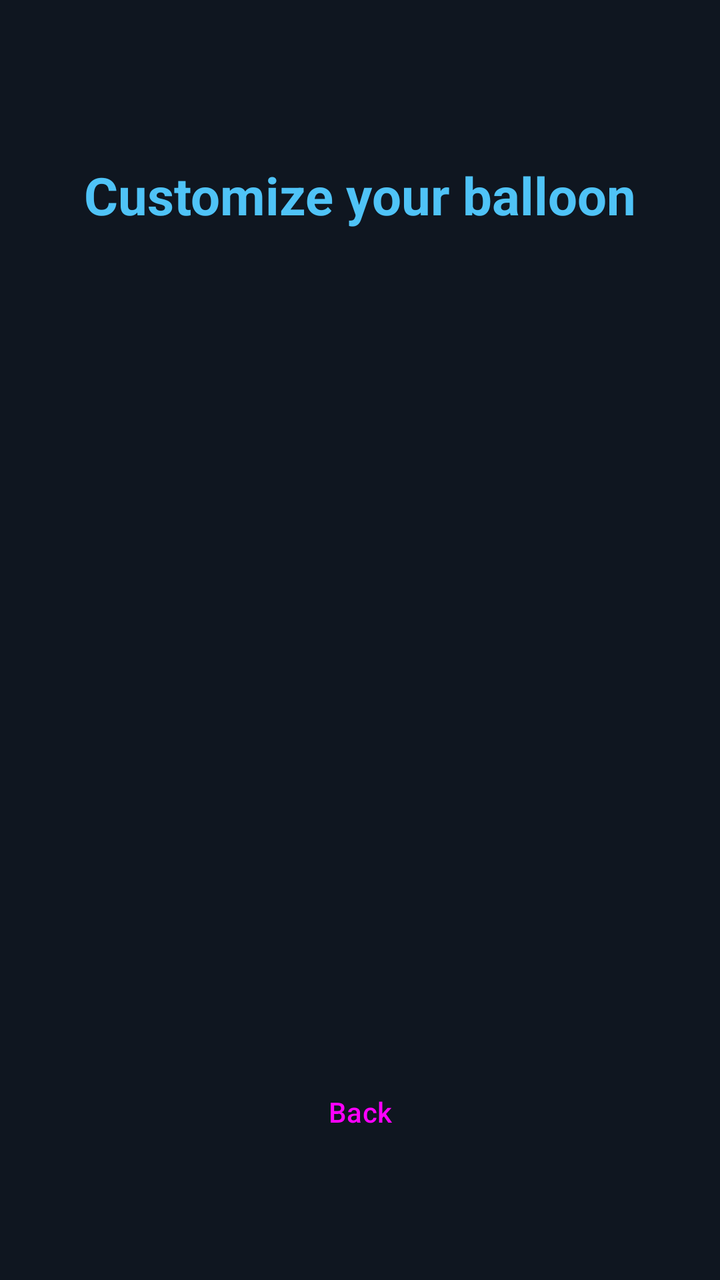
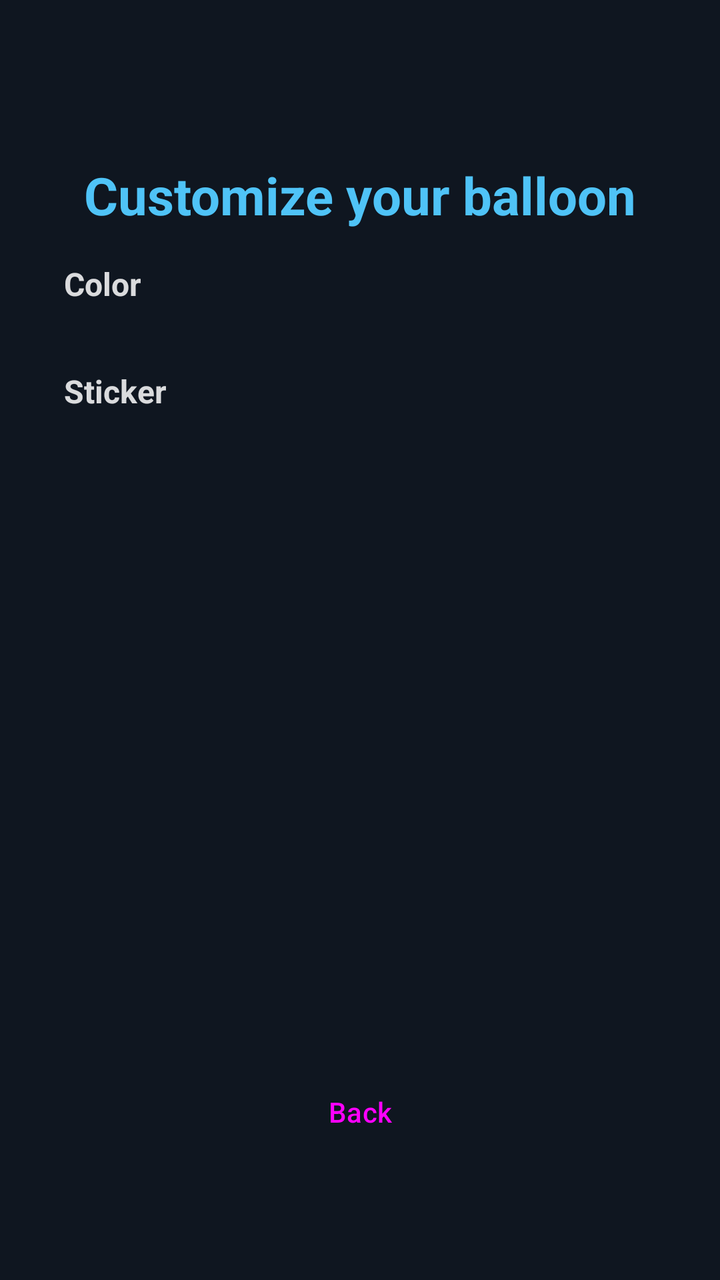

Before-and-after screenshots of an Android layout around one commit, followed by the original layout XML and the change that was made.
<!-- AndroidManifest.xml: activity theme Theme.Balls -->
<!-- res/layout/activity_customize.xml -->
<?xml version="1.0" encoding="utf-8"?>
<androidx.constraintlayout.widget.ConstraintLayout xmlns:android="http://schemas.android.com/apk/res/android"
    xmlns:app="http://schemas.android.com/apk/res-auto"
    android:layout_width="match_parent"
    android:layout_height="match_parent"
    android:background="@color/background_dark"
    android:padding="32dp">

    <TextView
        android:id="@+id/customizeTitle"
        android:layout_width="wrap_content"
        android:layout_height="wrap_content"
        android:layout_marginTop="48dp"
        android:text="@string/customize_title"
        android:textColor="@color/player_color"
        android:textSize="26sp"
        android:textStyle="bold"
        app:layout_constraintTop_toTopOf="parent"
        app:layout_constraintStart_toStartOf="parent"
        app:layout_constraintEnd_toEndOf="parent" />

    <ScrollView
        android:id="@+id/customizeScroll"
        android:layout_width="match_parent"
        android:layout_height="0dp"
        android:layout_marginTop="16dp"
        app:layout_constraintTop_toBottomOf="@id/customizeTitle"
        app:layout_constraintBottom_toTopOf="@id/backButton"
        app:layout_constraintStart_toStartOf="parent"
        app:layout_constraintEnd_toEndOf="parent">

        <LinearLayout
            android:id="@+id/colorGrid"
            android:layout_width="match_parent"
            android:layout_height="wrap_content"
            android:orientation="vertical" />

    </ScrollView>

    <Button
        android:id="@+id/backButton"
        style="?attr/materialButtonOutlinedStyle"
        android:layout_width="240dp"
        android:layout_height="56dp"
        android:layout_marginBottom="24dp"
        android:text="@string/customize_back"
        app:layout_constraintBottom_toBottomOf="parent"
        app:layout_constraintStart_toStartOf="parent"
        app:layout_constraintEnd_toEndOf="parent" />

</androidx.constraintlayout.widget.ConstraintLayout>
<!-- resources referenced by this layout -->
<resources>
  <color name="background_dark">#0F1620</color>
  <color name="player_color">#4FC3F7</color>
  <string name="customize_back">Back</string>
  <string name="customize_title">Customize your balloon</string>
  <style name="Theme.Balls" parent="Theme.Material3.DayNight.NoActionBar">
          <item name="colorPrimary">@color/accent</item>
          <item name="android:statusBarColor">@color/background_dark</item>
          <item name="android:windowBackground">@color/background_dark</item>
      </style>
  <color name="accent">#FFC107</color>
</resources>

<!-- the commit's change to res/layout/activity_customize.xml (unified diff, before → after) -->
@@ -30,10 +30,46 @@
         app:layout_constraintEnd_toEndOf="parent">
 
         <LinearLayout
-            android:id="@+id/colorGrid"
             android:layout_width="match_parent"
             android:layout_height="wrap_content"
-            android:orientation="vertical" />
+            android:orientation="vertical">
+
+            <TextView
+                android:id="@+id/colorSectionTitle"
+                android:layout_width="wrap_content"
+                android:layout_height="wrap_content"
+                android:text="@string/customize_color_section"
+                android:textColor="@color/hud_text"
+                android:textSize="16sp"
+                android:textStyle="bold"
+                android:alpha="0.85" />
+
+            <LinearLayout
+                android:id="@+id/colorGrid"
+                android:layout_width="match_parent"
+                android:layout_height="wrap_content"
+                android:layout_marginTop="8dp"
+                android:orientation="vertical" />
+
+            <TextView
+                android:id="@+id/stickerSectionTitle"
+                android:layout_width="wrap_content"
+                android:layout_height="wrap_content"
+                android:layout_marginTop="24dp"
+                android:text="@string/customize_sticker_section"
+                android:textColor="@color/hud_text"
+                android:textSize="16sp"
+                android:textStyle="bold"
+                android:alpha="0.85" />
+
+            <LinearLayout
+                android:id="@+id/stickerGrid"
+                android:layout_width="match_parent"
+                android:layout_height="wrap_content"
+                android:layout_marginTop="8dp"
+                android:orientation="vertical" />
+
+        </LinearLayout>
 
     </ScrollView>
 
<!-- resource entries referenced after the edit -->
@@ -1,8 +1,11 @@
 <!-- resources referenced by this layout -->
 <resources>
   <color name="background_dark">#0F1620</color>
+  <color name="hud_text">#FFFFFF</color>
   <color name="player_color">#4FC3F7</color>
   <string name="customize_back">Back</string>
+  <string name="customize_color_section">Color</string>
+  <string name="customize_sticker_section">Sticker</string>
   <string name="customize_title">Customize your balloon</string>
   <style name="Theme.Balls" parent="Theme.Material3.DayNight.NoActionBar">
           <item name="colorPrimary">@color/accent</item>
